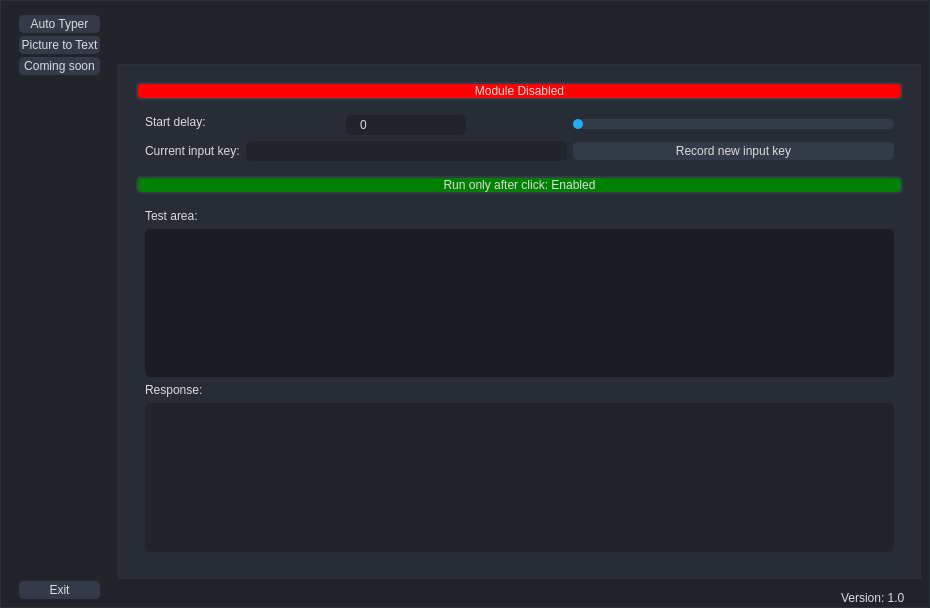
Old version of the form gui/MainWindow.ui in the repository gyulii/Copy-tool.
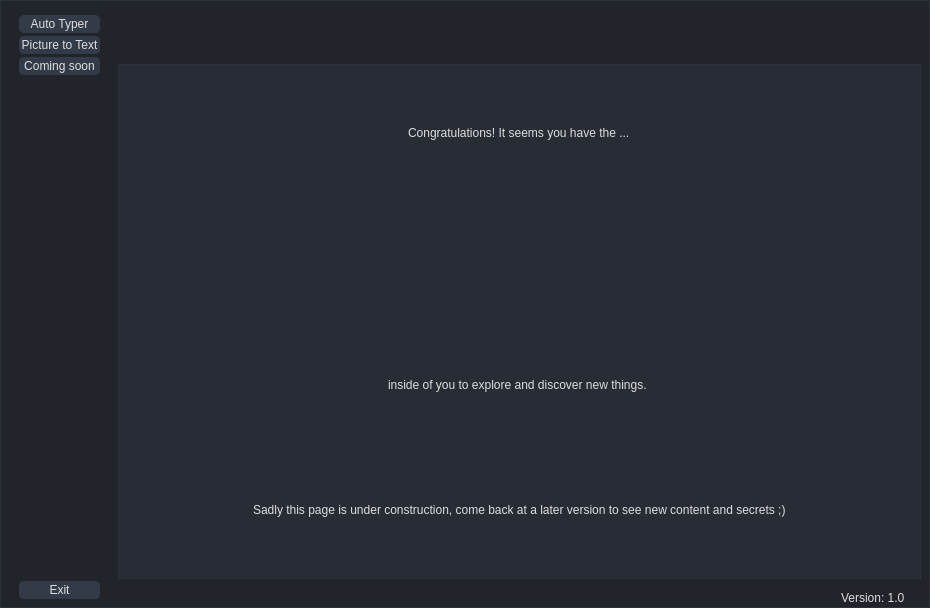
New version of the form. The open tabs and pages were chosen to show the change. Icons and pictures are not drawn.

```diff
--- a/gui/MainWindow.ui
+++ b/gui/MainWindow.ui
@@ -57,6 +57,10 @@
 	border: 1px solid rgb(44, 49, 58);
 }
 
+#page_3 {	
+	background-color: rgb(40, 44, 52);
+	border: 1px solid rgb(44, 49, 58);
+}
 
 
 
@@ -291,7 +295,7 @@
 
 </string>
    </property>
-   <layout class="QVBoxLayout" name="verticalLayout_4">
+   <layout class="QHBoxLayout" name="horizontalLayout_9">
     <property name="spacing">
      <number>1</number>
     </property>
@@ -634,6 +638,47 @@
                      <property name="currentIndex">
                       <number>1</number>
                      </property>
+                     <widget class="QWidget" name="page_3">
+                      <property name="minimumSize">
+                       <size>
+                        <width>0</width>
+                        <height>515</height>
+                       </size>
+                      </property>
+                      <layout class="QVBoxLayout" name="verticalLayout_4">
+                       <item alignment="Qt::AlignHCenter">
+                        <widget class="QLabel" name="label_7">
+                         <property name="text">
+                          <string>Congratulations! It seems you have the ...</string>
+                         </property>
+                        </widget>
+                       </item>
+                       <item>
+                        <widget class="QLabel" name="label_5">
+                         <property name="text">
+                          <string/>
+                         </property>
+                         <property name="pixmap">
+                          <pixmap resource="resources.qrc">:/images/resources/images/cu.jpg</pixmap>
+                         </property>
+                        </widget>
+                       </item>
+                       <item alignment="Qt::AlignHCenter">
+                        <widget class="QLabel" name="label_8">
+                         <property name="text">
+                          <string>inside of you to explore and discover new things. </string>
+                         </property>
+                        </widget>
+                       </item>
+                       <item alignment="Qt::AlignHCenter">
+                        <widget class="QLabel" name="label_9">
+                         <property name="text">
+                          <string>Sadly this page is under construction, come back at a later version to see new content and secrets ;)</string>
+                         </property>
+                        </widget>
+                       </item>
+                      </layout>
+                     </widget>
                      <widget class="QWidget" name="PageCopy">
                       <layout class="QGridLayout" name="gridLayout_3">
                        <item row="0" column="0">
```
